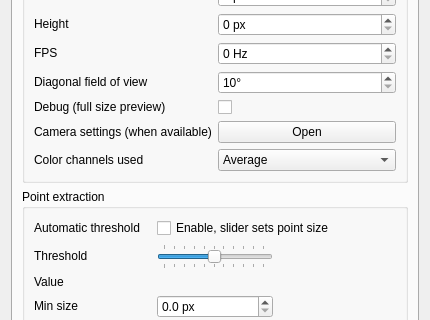
The window that tracker-easy/tracker-easy-settings.ui (opentrack/opentrack) describes before a commit, drawn with Qt 5; both pictures show x 0 to 430 and y 119 to 439 of the 430 by 640 pixel window.
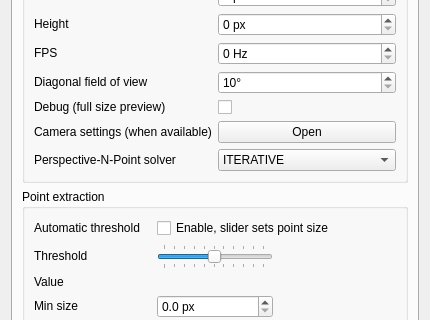
The same window after the commit. Icons and pictures are not drawn.

Commit message: Easy Tracker: PNP solver now a settings option.

What changed in the file:
```diff
--- a/tracker-easy/tracker-easy-settings.ui
+++ b/tracker-easy/tracker-easy-settings.ui
@@ -198,7 +198,7 @@
              </sizepolicy>
             </property>
             <property name="text">
-             <string>Color channels used</string>
+             <string>Perspective-N-Point solver</string>
             </property>
            </widget>
           </item>
@@ -249,9 +249,15 @@
               <verstretch>0</verstretch>
              </sizepolicy>
             </property>
+            <property name="toolTip">
+             <string>Make sure you pick a solver supporting the number of marker you are using. For three points detection use either P3P or AP3P.</string>
+            </property>
+            <property name="currentText">
+             <string>P3P</string>
+            </property>
             <item>
              <property name="text">
-              <string>Average</string>
+              <string>ITERATIVE</string>
              </property>
             </item>
             <item>
```
Left out of the diff: 17 changed lines with no effect on the pictures. The commit also changes 8 other files.
